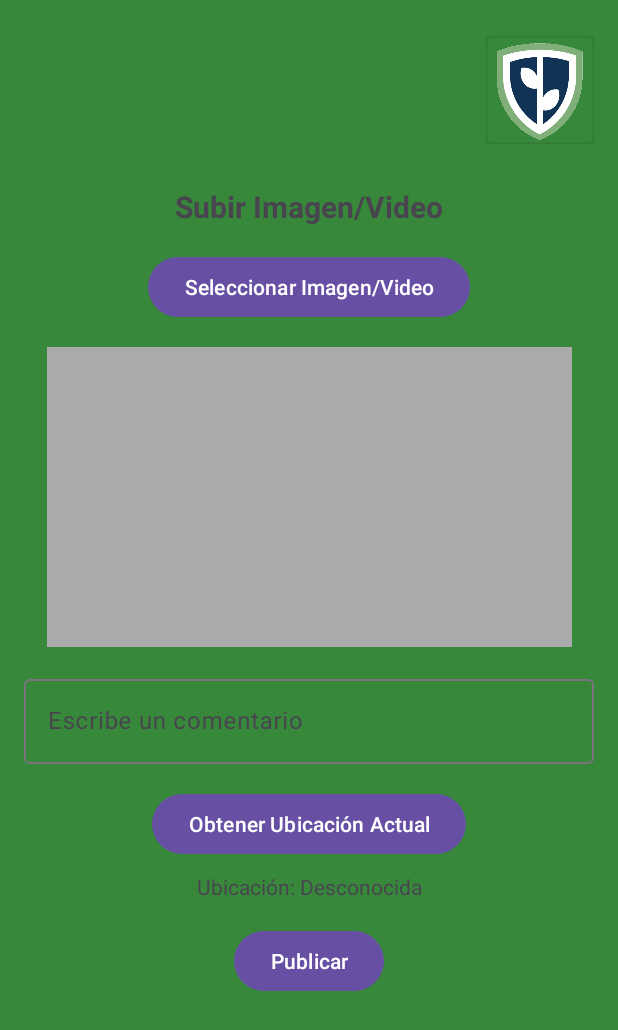
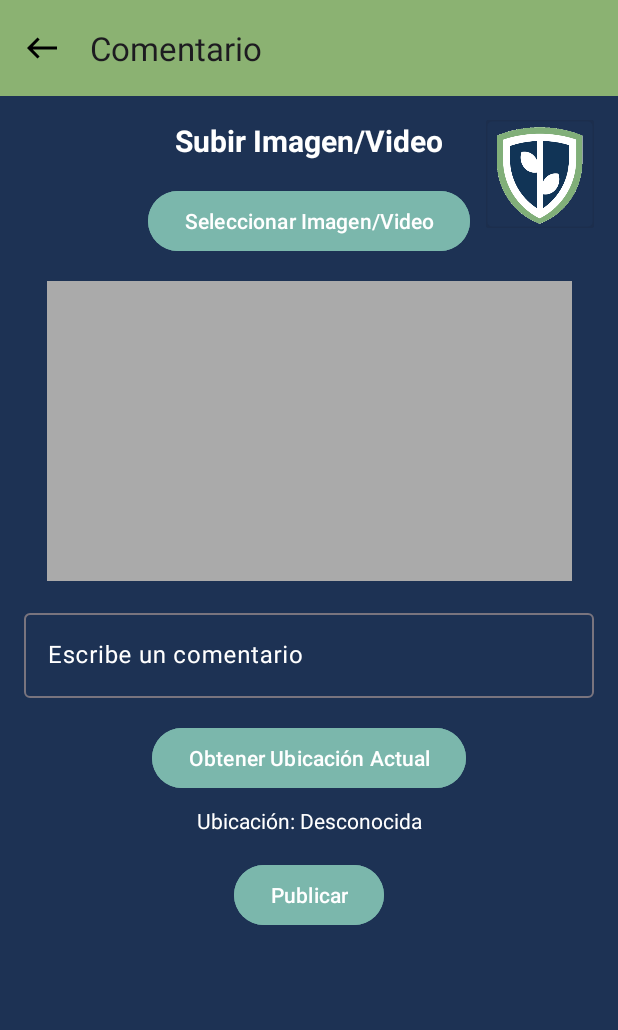
Before and after one commit to JuanCarlosMoraga/EcoGuardian, an Android app: the MainEcosystemFragment screen opened through its navigation route, after a tap on "Comentarios", on a phone screen of 412 x 824 dp. Shown: the top 1030 px of the screen. Run offline under Robolectric (Android 15) with nearby library versions, the phone set to English and light mode, and no system bars.

Commit message:
evaluacion1

```diff
--- a/app/src/main/AndroidManifest.xml
+++ b/app/src/main/AndroidManifest.xml
@@ -10,7 +10,7 @@
         android:allowBackup="true"
         android:dataExtractionRules="@xml/data_extraction_rules"
         android:fullBackupContent="@xml/backup_rules"
-        android:icon="@mipmap/ic_launcher"
+        android:icon="@drawable/logo"
         android:label="@string/app_name"
         android:roundIcon="@mipmap/ic_launcher_round"
         android:supportsRtl="true"
--- a/app/src/main/java/com/moraga/ecoguardian/MainEcosystemFragment.kt
+++ b/app/src/main/java/com/moraga/ecoguardian/MainEcosystemFragment.kt
@@ -36,16 +36,18 @@ class MainEcosystemFragment : Fragment() {
         }
 
         // Cargar imagen de la flora y fauna
-        binding.imgFloraFauna.setImageResource(R.drawable.flora_y_fauna_de_nicaragua_3347_orig) // Cambia por la imagen correcta
+        binding.Managua.setImageResource(R.drawable.logoinicio) //
 
         // Simular carga de datos (puede provenir de una base de datos o de una API)
-        binding.tvFloraTitle.text = "Flora"
+        binding.tvFloraTitle.text = "Objetivo General"
         binding.tvFloraDesc.text =
-            "La flora en esta región es muy diversa, incluyendo especies como el roble, la ceiba, y numerosas flores exóticas."
+            "Desarrollar una aplicación móvil que facilite la denuncia de botaderos ilegales de basura en Managua, promoviendo la participación ciudadana y mejorando la gestión de residuos sólidos por parte de la Alcaldía para contribuir a una ciudad más limpia, segura y sostenible."
 
-        binding.tvFaunaTitle.text = "Fauna"
+        binding.tvFaunaTitle.text = "Objetivo Especifico"
         binding.tvFaunaDesc.text =
-            "La fauna local es rica en especies, destacándose el jaguar, el venado cola blanca, y una variedad de aves tropicales."
+            "1.\tCrear un sistema interactivo de reportes que permita a los ciudadanos identificar y denunciar botaderos ilegales, incluyendo la ubicación GPS, fotos y descripciones detalladas.\n" +
+                    "2.\tImplementar un panel de control para la Alcaldía que optimice la gestión y priorización de las acciones de limpieza, mediante herramientas de análisis y generación de informes.\n" +
+                    "3.\tIntegrar la aplicación con redes sociales y una base de datos centralizada, fomentando la conciencia ciudadana sobre la problemática de los botaderos ilegales y facilitando el seguimiento de los reportes por parte de los usuarios."
 
         return binding.root // Retorna la vista inflada
     }
--- a/app/src/main/res/layout/activity_main.xml
+++ b/app/src/main/res/layout/activity_main.xml
@@ -5,6 +5,7 @@
     android:id="@+id/main"
     android:layout_width="match_parent"
     android:layout_height="match_parent"
+    android:background="#1d3254"
     tools:context=".MainActivity">
 
     <androidx.fragment.app.FragmentContainerView
--- a/app/src/main/res/layout/fragment_comment.xml
+++ b/app/src/main/res/layout/fragment_comment.xml
@@ -1,25 +1,41 @@
 <?xml version="1.0" encoding="utf-8"?>
-<androidx.constraintlayout.widget.ConstraintLayout xmlns:android="http://schemas.android.com/apk/res/android"
+<androidx.constraintlayout.widget.ConstraintLayout
+    xmlns:android="http://schemas.android.com/apk/res/android"
     xmlns:app="http://schemas.android.com/apk/res-auto"
     xmlns:tools="http://schemas.android.com/tools"
     android:layout_width="match_parent"
     android:layout_height="match_parent"
-    android:background="#38883C"
+    android:background="#1d3254"
     tools:context=".CommentFragment">
 
+    <!-- Toolbar con flecha de retroceso -->
+    <androidx.appcompat.widget.Toolbar
+        android:id="@+id/toolbar"
+        android:layout_width="0dp"
+        android:layout_height="wrap_content"
+        android:background="#8bb272"
+        android:elevation="4dp"
+        app:layout_constraintTop_toTopOf="parent"
+        app:layout_constraintStart_toStartOf="parent"
+        app:layout_constraintEnd_toEndOf="parent"
+        app:navigationIcon="@drawable/west_24"
+        app:title="Comentario"/>
+
     <!-- Logo superior -->
+
+    <!-- Título de la interfaz -->
+
     <com.google.android.material.imageview.ShapeableImageView
         android:id="@+id/ivLogo"
         android:layout_width="72dp"
         android:layout_height="72dp"
-        android:layout_marginTop="24dp"
+        android:layout_marginTop="80dp"
         android:layout_marginEnd="16dp"
         android:src="@drawable/logo"
         app:layout_constraintEnd_toEndOf="parent"
         app:layout_constraintTop_toTopOf="parent"
         app:shapeAppearanceOverlay="@style/ShapeAppearance.MaterialComponents.SmallComponent"
         app:strokeWidth="2dp" />
-    <!-- Título de la interfaz -->
 
     <TextView
         android:id="@+id/tvTitle"
@@ -28,11 +44,12 @@
         android:text="Subir Imagen/Video"
         android:textSize="20sp"
         android:textStyle="bold"
-        app:layout_constraintTop_toTopOf="@id/ivLogo"
+        android:textColor="@color/white"
+        app:layout_constraintTop_toBottomOf="@id/toolbar"
         app:layout_constraintStart_toStartOf="parent"
         app:layout_constraintEnd_toEndOf="parent"
         android:gravity="center"
-        android:layout_marginTop="100dp"/>
+        android:layout_marginTop="16dp"/>
 
     <!-- Botón para abrir la cámara o galería -->
     <Button
@@ -43,7 +60,8 @@
         app:layout_constraintTop_toBottomOf="@id/tvTitle"
         app:layout_constraintStart_toStartOf="parent"
         app:layout_constraintEnd_toEndOf="parent"
-        android:layout_marginTop="16dp"/>
+        android:layout_marginTop="16dp"
+        android:backgroundTint="@color/botones"/>
 
     <!-- Muestra una vista previa de la imagen o video -->
     <ImageView
@@ -62,6 +80,7 @@
         android:id="@+id/inputComment"
         android:layout_width="0dp"
         android:layout_height="wrap_content"
+        android:textColorHint="@color/white"
         android:hint="Escribe un comentario"
         app:layout_constraintTop_toBottomOf="@id/ivPreview"
         app:layout_constraintStart_toStartOf="parent"
@@ -74,7 +93,8 @@
             android:id="@+id/etComment"
             android:layout_width="match_parent"
             android:layout_height="wrap_content"
-            android:maxLines="4"/>
+            android:maxLines="4"
+            android:textColor="@color/white"/>
     </com.google.android.material.textfield.TextInputLayout>
 
     <!-- Botón para actualizar la ubicación -->
@@ -83,10 +103,12 @@
         android:layout_width="wrap_content"
         android:layout_height="wrap_content"
         android:text="Obtener Ubicación Actual"
+        android:textColor="@color/white"
         app:layout_constraintTop_toBottomOf="@id/inputComment"
         app:layout_constraintStart_toStartOf="parent"
         app:layout_constraintEnd_toEndOf="parent"
-        android:layout_marginTop="16dp"/>
+        android:layout_marginTop="16dp"
+        android:backgroundTint="@color/botones"/>
 
     <!-- Texto que muestra la ubicación actual -->
     <TextView
@@ -94,6 +116,7 @@
         android:layout_width="wrap_content"
         android:layout_height="wrap_content"
         android:text="Ubicación: Desconocida"
+        android:textColor="@color/white"
         android:textSize="14sp"
         app:layout_constraintTop_toBottomOf="@id/btnLocation"
         app:layout_constraintStart_toStartOf="parent"
@@ -109,5 +132,7 @@
         app:layout_constraintTop_toBottomOf="@id/tvLocation"
         app:layout_constraintStart_toStartOf="parent"
         app:layout_constraintEnd_toEndOf="parent"
-        android:layout_marginTop="16dp"/>
+        android:layout_marginTop="16dp"
+        android:backgroundTint="@color/botones"/>
+
 </androidx.constraintlayout.widget.ConstraintLayout>
--- a/app/src/main/res/layout/fragment_login.xml
+++ b/app/src/main/res/layout/fragment_login.xml
@@ -5,7 +5,7 @@
     xmlns:app="http://schemas.android.com/apk/res-auto"
     android:layout_width="match_parent"
     android:layout_height="match_parent"
-    android:background="#3F51B5"
+    android:background="#1d3254"
     tools:context=".LoginFragment">
 
     <!-- Logo superior -->
@@ -86,8 +86,8 @@
         android:layout_width="0dp"
         android:layout_height="wrap_content"
         android:text="Ingresar"
+        app:backgroundTint="@color/botones"
         android:textColor="@android:color/white"
-        android:backgroundTint="#03DA40"
         android:layout_marginTop="32dp"
         app:cornerRadius="8dp"
         app:layout_constraintTop_toBottomOf="@id/TIPasswordLogin"
--- a/app/src/main/res/layout/fragment_main_menu.xml
+++ b/app/src/main/res/layout/fragment_main_menu.xml
@@ -5,7 +5,7 @@
     xmlns:app="http://schemas.android.com/apk/res-auto"
     android:layout_width="match_parent"
     android:layout_height="match_parent"
-    android:background="#3F51B5"
+    android:background="#1d3254"
     tools:context=".MainActivity">
 
     <!-- Logo superior -->
--- a/app/src/main/res/layout/fragment_report.xml
+++ b/app/src/main/res/layout/fragment_report.xml
@@ -7,6 +7,8 @@
     tools:context=".ReportFragment">
 
     <!-- Toolbar personalizada con botón de retroceso -->
+
+    <!-- Texto de hora y fecha -->
     <androidx.appcompat.widget.Toolbar
         android:id="@+id/toolbar"
         android:layout_width="0dp"
@@ -15,11 +17,11 @@
         android:title="Reportes"
         android:titleTextColor="@color/black"
         app:layout_constraintEnd_toEndOf="parent"
+        app:layout_constraintHorizontal_bias="0.0"
         app:layout_constraintStart_toStartOf="parent"
         app:layout_constraintTop_toTopOf="parent"
         app:navigationIcon="@drawable/west_24" />
 
-    <!-- Texto de hora y fecha -->
     <TextView
         android:id="@+id/tvTime"
         android:layout_width="wrap_content"
--- a/app/src/main/res/layout/item_report.xml
+++ b/app/src/main/res/layout/item_report.xml
@@ -9,7 +9,7 @@
     <LinearLayout
         android:layout_width="match_parent"
         android:layout_height="wrap_content"
-        android:background="#0800EE"
+        android:background="#4544F4"
         android:orientation="vertical"
         android:padding="8dp">
 
--- a/app/src/main/res/menu/menu_ecoguardian.xml
+++ b/app/src/main/res/menu/menu_ecoguardian.xml
@@ -4,7 +4,7 @@
     <item
         android:id="@+id/maps"
         android:title="Mapa"
-        android:icon="@drawable/map"
+        android:icon="@drawable/iconodemapa"
         app:showAsAction="always" />
 
     <item
@@ -16,7 +16,7 @@
     <item
         android:id="@+id/report"
         android:title="Reportes"
-        android:icon="@drawable/report"
+        android:icon="@drawable/iconodereportes"
         app:showAsAction="always" />
     <item
         android:id="@+id/notifications"
--- a/app/src/main/res/values/colors.xml
+++ b/app/src/main/res/values/colors.xml
@@ -2,4 +2,5 @@
 <resources>
     <color name="black">#FF000000</color>
     <color name="white">#FFFFFFFF</color>
+    <color name="botones">#7bb7ac</color>
 </resources>
```
Also changed, not shown: app/src/main/res/layout/fragment_create_account.xml (+16 -12 lines), app/src/main/res/layout/fragment_main_ecosystem.xml (+10 -10 lines), app/src/main/res/layout/fragment_map.xml (+5 -5 lines), app/src/main/res/drawable/iconodemapa.png (added), app/src/main/res/drawable/iconodereportes.png (added), app/src/main/res/drawable/iconosoporte.png (added), app/src/main/res/drawable/logoinicio.png (added).
